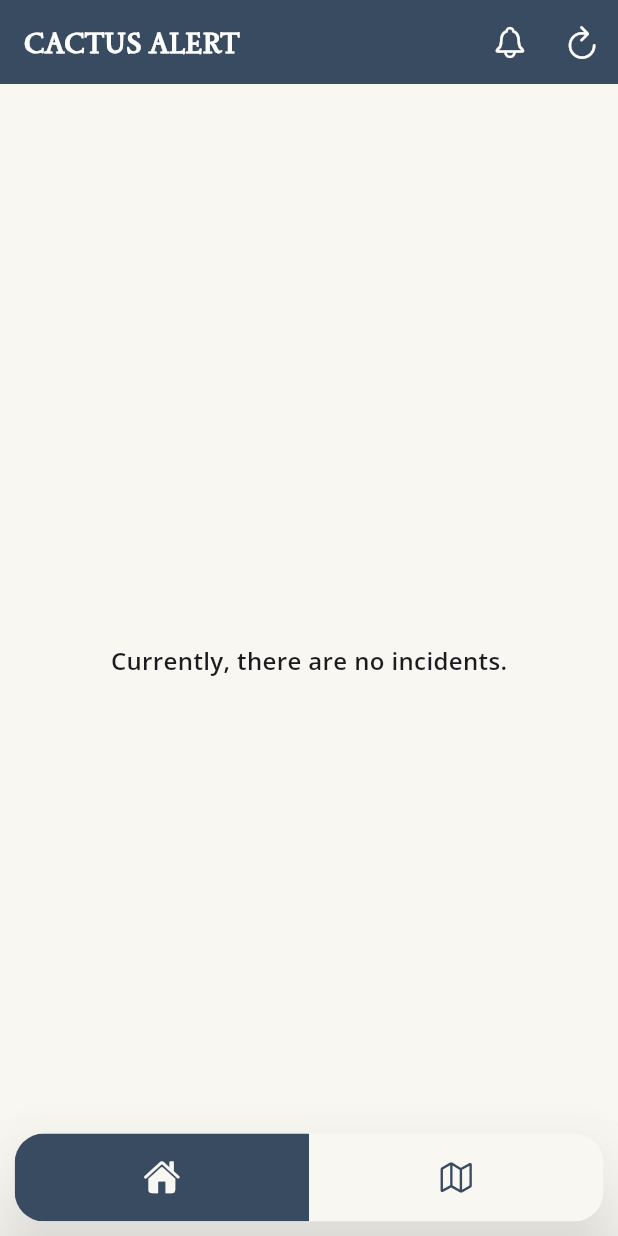
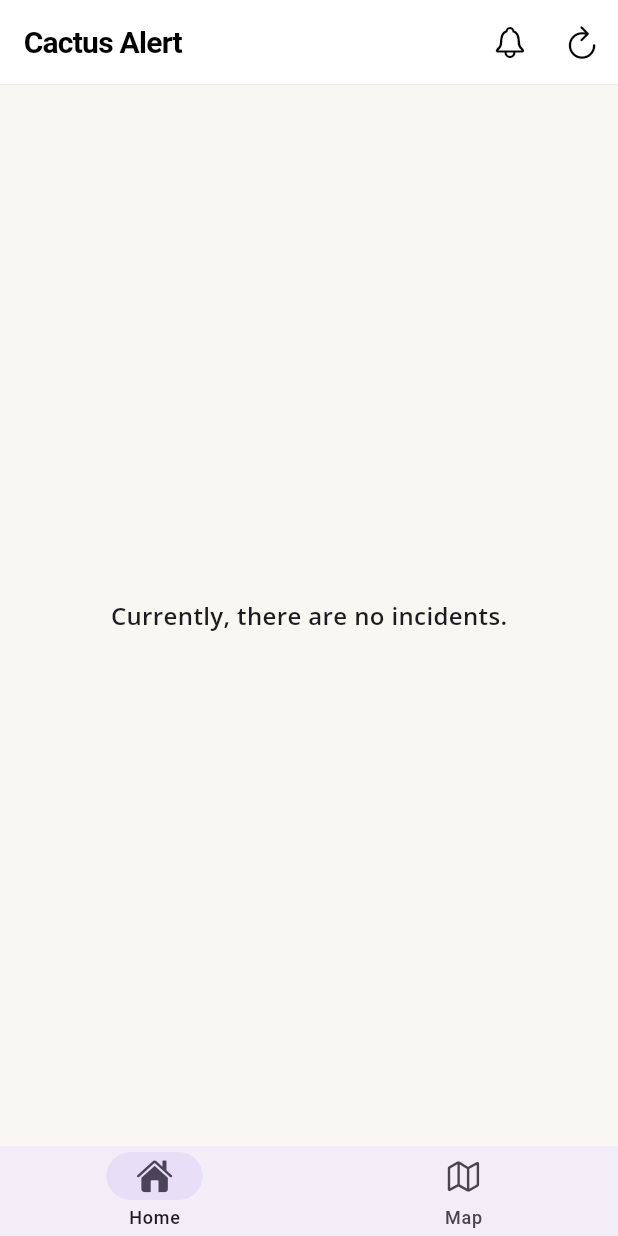
Before and after one commit to OwaisLogicLume/az_incident_sandbox, a Flutter app: the TabScreen screen opened by its route, on a phone screen of 412 x 824 dp. Run offline on Flutter 3.47's test engine with Material 3 defaults, Android fonts, the phone set to English and light mode, and no system bars; drawn by our look-alikes of flutter_snake_navigationbar; our stand-ins replace cloud_firestore, cloud_functions, connectivity_plus, device_info_plus, dio, firebase_analytics and 16 more; missing offline and left inert: mapbox_maps_flutter, purchases_flutter; accounts and stored records are empty; network calls fail.

Commit message:
Update UI design with modern, clean styling
- Replace dark blue app bar with white/black theme-aware design
- Create custom compact tab bar matching Facebook's design
- Update typography to modern sans-serif (Cactus Alert)
- Replace pinkish card backgrounds with professional gray tones
- Add subtle borders and remove heavy elevation throughout
- Improve spacing and visual hierarchy across all screens

```diff
--- a/lib/screens/alert_screen.dart
+++ b/lib/screens/alert_screen.dart
@@ -61,14 +61,20 @@ class _AlertScreenState extends State<AlertScreen> {
                           ? provider.getWildcardDisplayName(unit)
                           : unit;
 
+                      final isDark = Theme.of(context).brightness == Brightness.dark;
+
                       return Card(
                         margin: const EdgeInsets.only(bottom: 8),
-                        color: Theme.of(context).colorScheme.surfaceContainerHighest,
-                        elevation: 3,
+                        color: isDark
+                            ? Colors.grey[850]
+                            : Colors.grey[100],
+                        elevation: 0,
                         shape: RoundedRectangleBorder(
                           borderRadius: BorderRadius.circular(8),
                           side: BorderSide(
-                            color: Theme.of(context).dividerColor.withOpacity(0.2),
+                            color: isDark
+                                ? Colors.grey[700]!
+                                : Colors.grey[300]!,
                             width: 1,
                           ),
                         ),
--- a/lib/screens/incidents_screen.dart
+++ b/lib/screens/incidents_screen.dart
@@ -63,10 +63,11 @@ class _IncidencesScreenState extends State<IncidencesScreen> {
             icon: const Icon(CupertinoIcons.refresh),
           ),
         ],
-        appbarTitle: 'CACTUS ALERT',
-        titleStyle: textStyle22Bold.copyWith(
-          fontFamily: 'sedansc',
-          fontSize: 19,
+        appbarTitle: 'Cactus Alert',
+        titleStyle: const TextStyle(
+          fontSize: 20,
+          fontWeight: FontWeight.w600,
+          letterSpacing: -0.5,
         ),
         body: Stack(
           alignment: Alignment.bottomRight,
--- a/lib/screens/map_screen.dart
+++ b/lib/screens/map_screen.dart
@@ -31,8 +31,7 @@ class _MapScreenState extends State<MapScreen> {
   ) {
     return AppScaffold(
 
-      body: Padding(
-        padding: EdgeInsets.only(bottom: 75.h),
+      body: SafeArea(
         child: Stack(
           children: [
             MapBoxWidget(
--- a/lib/screens/tabs.dart
+++ b/lib/screens/tabs.dart
@@ -2,14 +2,10 @@ import 'package:az_incident_alert/providers/app_provider.dart';
 import 'package:az_incident_alert/providers/incidents_provider.dart';
 import 'package:az_incident_alert/screens/incidents_screen.dart';
 import 'package:az_incident_alert/screens/map_screen.dart';
-import 'package:az_incident_alert/utils/app_colors.dart';
 import 'package:az_incident_alert/utils/app_constants.dart';
-import 'package:az_incident_alert/utils/extensions/context_ext.dart';
 import 'package:az_incident_alert/utils/shared_prefs.dart';
 import 'package:flutter/cupertino.dart';
 import 'package:flutter/material.dart';
-import 'package:flutter_screenutil/flutter_screenutil.dart';
-import 'package:flutter_snake_navigationbar/flutter_snake_navigationbar.dart';
 import 'package:provider/provider.dart';
 
 class TabScreen extends StatefulWidget {
@@ -56,52 +52,128 @@ class _TabScreenState extends State<TabScreen> with WidgetsBindingObserver {
 
   @override
   Widget build(BuildContext context) {
-    final isDark = context.theme.brightness == Brightness.dark;
-    return SafeArea(
-      child: Consumer<AppProvider>(builder: (context, provider, _) {
-        return Scaffold(
-          extendBody: true,
-          extendBodyBehindAppBar: false,
+    final bottomPadding = MediaQuery.of(context).padding.bottom;
+
+    return Consumer<AppProvider>(builder: (context, provider, _) {
+      return Theme.of(context).platform == TargetPlatform.iOS
+          ? Scaffold(
               body: [
                 const IncidencesScreen(),
                 MapScreen(latLng: context.read<IncidentsProvider>().currentLatLng),
               ][provider.currentIndex],
-          bottomNavigationBar: bottomNavigationBar(provider, isDark),
+              bottomNavigationBar: Container(
+                decoration: BoxDecoration(
+                  color: CupertinoTheme.of(context).brightness == Brightness.dark
+                      ? CupertinoColors.black
+                      : CupertinoColors.white,
+                  border: Border(
+                    top: BorderSide(
+                      color: CupertinoColors.separator.resolveFrom(context).withOpacity(0.3),
+                      width: 0.5,
+                    ),
+                  ),
+                ),
+                child: SafeArea(
+                  top: false,
+                  child: SizedBox(
+                    height: 50,
+                    child: Row(
+                      mainAxisAlignment: MainAxisAlignment.spaceAround,
+                      children: [
+                        _buildTabItem(
+                          context: context,
+                          icon: CupertinoIcons.house,
+                          activeIcon: CupertinoIcons.house_fill,
+                          label: 'Home',
+                          index: 0,
+                          currentIndex: provider.currentIndex,
+                        ),
+                        _buildTabItem(
+                          context: context,
+                          icon: CupertinoIcons.map,
+                          activeIcon: CupertinoIcons.map_fill,
+                          label: 'Map',
+                          index: 1,
+                          currentIndex: provider.currentIndex,
+                        ),
+                      ],
+                    ),
+                  ),
+                ),
+              ),
+            )
+          : Scaffold(
+              body: SafeArea(
+                bottom: false,
+                child: [
+                  const IncidencesScreen(),
+                  MapScreen(latLng: context.read<IncidentsProvider>().currentLatLng),
+                ][provider.currentIndex],
+              ),
+              bottomNavigationBar: NavigationBar(
+                height: 60,
+                selectedIndex: provider.currentIndex,
+                onDestinationSelected: _onTabChange,
+                labelBehavior: NavigationDestinationLabelBehavior.alwaysShow,
+                destinations: const [
+                  NavigationDestination(
+                    icon: Icon(CupertinoIcons.house, size: 24),
+                    selectedIcon: Icon(CupertinoIcons.house_fill, size: 24),
+                    label: 'Home',
+                  ),
+                  NavigationDestination(
+                    icon: Icon(CupertinoIcons.map, size: 24),
+                    selectedIcon: Icon(CupertinoIcons.map_fill, size: 24),
+                    label: 'Map',
+                  ),
+                ],
+              ),
             );
-      }),
-    );
+    });
   }
 
-  Widget bottomNavigationBar(
-    AppProvider provider,
-    bool isDark,
-  ) {
-    /// Snake Navigation bar
-    return SnakeNavigationBar.color(
-      height: 60.h,
-      elevation: 30,
-      backgroundColor: context.appColors.bgColor,
-      snakeViewColor: context.appColors.primaryColor,
-      selectedItemColor: context.appColors.bgColor,
-      selectedLabelStyle: TextStyle(color: context.appColors.bgColor),
-      behaviour: SnakeBarBehaviour.pinned,
-      snakeShape: SnakeShape.rectangle,
-      shape: RoundedRectangleBorder(borderRadius: BorderRadius.circular(20.r)),
-      padding: EdgeInsets.all(10.r),
-      currentIndex: provider.currentIndex,
-      onTap: _onTabChange,
-      items: const [
-        BottomNavigationBarItem(
-          icon: Icon(CupertinoIcons.house),
-          label: 'Arizona firescanner',
-          activeIcon: Icon(CupertinoIcons.house_fill),
+  Widget _buildTabItem({
+    required BuildContext context,
+    required IconData icon,
+    required IconData activeIcon,
+    required String label,
+    required int index,
+    required int currentIndex,
+  }) {
+    final isActive = index == currentIndex;
+    final isDark = CupertinoTheme.of(context).brightness == Brightness.dark;
+
+    final color = isActive
+        ? (isDark ? CupertinoColors.white : CupertinoTheme.of(context).primaryColor)
+        : CupertinoColors.inactiveGray.resolveFrom(context);
+
+    return Expanded(
+      child: GestureDetector(
+        onTap: () => _onTabChange(index),
+        behavior: HitTestBehavior.opaque,
+        child: Padding(
+          padding: const EdgeInsets.only(top: 10),
+          child: Column(
+            mainAxisAlignment: MainAxisAlignment.center,
+            children: [
+              Icon(
+                isActive ? activeIcon : icon,
+                color: color,
+                size: 24,
               ),
-        BottomNavigationBarItem(
-          icon: Icon(CupertinoIcons.map),
-          label: 'Alerts',
-          activeIcon: Icon(CupertinoIcons.map_fill),
+              const SizedBox(height: 2),
+              Text(
+                label,
+                style: TextStyle(
+                  color: color,
+                  fontSize: 10,
+                  fontWeight: FontWeight.w500,
+                ),
               ),
             ],
+          ),
+        ),
+      ),
     );
   }
 
--- a/lib/utils/app_themes.dart
+++ b/lib/utils/app_themes.dart
@@ -11,11 +11,16 @@ class AppThemes {
     primaryColor: AppColors.lPrimary,
     scaffoldBackgroundColor: AppColors.lBg,
     appBarTheme: const AppBarTheme(
-      backgroundColor: AppColors.lPrimary,
-      foregroundColor: AppColors.white,
+      backgroundColor: Colors.white,
+      foregroundColor: Colors.black,
+      elevation: 0,
+      scrolledUnderElevation: 0,
+      surfaceTintColor: Colors.transparent,
+      shadowColor: Colors.black12,
       systemOverlayStyle: SystemUiOverlayStyle(
         statusBarBrightness: Brightness.light,
-        statusBarColor: AppColors.lPrimary,
+        statusBarIconBrightness: Brightness.dark,
+        statusBarColor: Colors.transparent,
       ),
     ),
     pageTransitionsTheme: const PageTransitionsTheme(
@@ -28,6 +33,19 @@ class AppThemes {
 
   static final darkTheme = ThemeData(
     brightness: Brightness.dark,
+    appBarTheme: const AppBarTheme(
+      backgroundColor: Colors.black,
+      foregroundColor: Colors.white,
+      elevation: 0,
+      scrolledUnderElevation: 0,
+      surfaceTintColor: Colors.transparent,
+      shadowColor: Colors.white10,
+      systemOverlayStyle: SystemUiOverlayStyle(
+        statusBarBrightness: Brightness.dark,
+        statusBarIconBrightness: Brightness.light,
+        statusBarColor: Colors.transparent,
+      ),
+    ),
     pageTransitionsTheme: const PageTransitionsTheme(
       builders: {
         TargetPlatform.android: CupertinoPageTransitionsBuilder(),
--- a/lib/widgets/app_scaffold.dart
+++ b/lib/widgets/app_scaffold.dart
@@ -32,13 +32,15 @@ class AppScaffold extends StatelessWidget {
 
   @override
   Widget build(BuildContext context) {
+    final isDark = Theme.of(context).brightness == Brightness.dark;
+
     return Scaffold(
       appBar: appbarTitle != null
           ? AppBar(
               title: Text(
                 appbarTitle ?? 'Title',
                 style: (titleStyle ?? textStyle22Bold).copyWith(
-                  color: context.isDark ? Colors.white : AppColors.white,
+                  color: isDark ? Colors.white : Colors.black,
                 ),
               ),
               systemOverlayStyle:
@@ -46,7 +48,15 @@ class AppScaffold extends StatelessWidget {
               backgroundColor:
                   appbarBG ?? Theme.of(context).appBarTheme.backgroundColor,
               actions: appbarActions,
-              bottom: appbarBottom,
+              bottom: appbarBottom ?? PreferredSize(
+                preferredSize: const Size.fromHeight(0.5),
+                child: Container(
+                  height: 0.5,
+                  color: isDark
+                      ? Colors.white.withOpacity(0.1)
+                      : Colors.black.withOpacity(0.1),
+                ),
+              ),
             )
           : null,
       body: body,
--- a/lib/widgets/unit_selection_bottom_sheet.dart
+++ b/lib/widgets/unit_selection_bottom_sheet.dart
@@ -208,14 +208,20 @@ class _UnitSelectionBottomSheetState extends State<UnitSelectionBottomSheet> {
                     ? provider.getWildcardDisplayName(unit)
                     : unit;
 
+                final isDark = Theme.of(context).brightness == Brightness.dark;
+
                 return Card(
                   margin: const EdgeInsets.only(bottom: 8),
-                  color: Theme.of(context).colorScheme.surfaceContainerHighest,
-                  elevation: 3,
+                  color: isDark
+                      ? Colors.grey[850]
+                      : Colors.grey[100],
+                  elevation: 0,
                   shape: RoundedRectangleBorder(
                     borderRadius: BorderRadius.circular(8),
                     side: BorderSide(
-                      color: Theme.of(context).dividerColor.withOpacity(0.2),
+                      color: isDark
+                          ? Colors.grey[700]!
+                          : Colors.grey[300]!,
                       width: 1,
                     ),
                   ),
```
Lines whose indentation alone changed are shown as unchanged.
